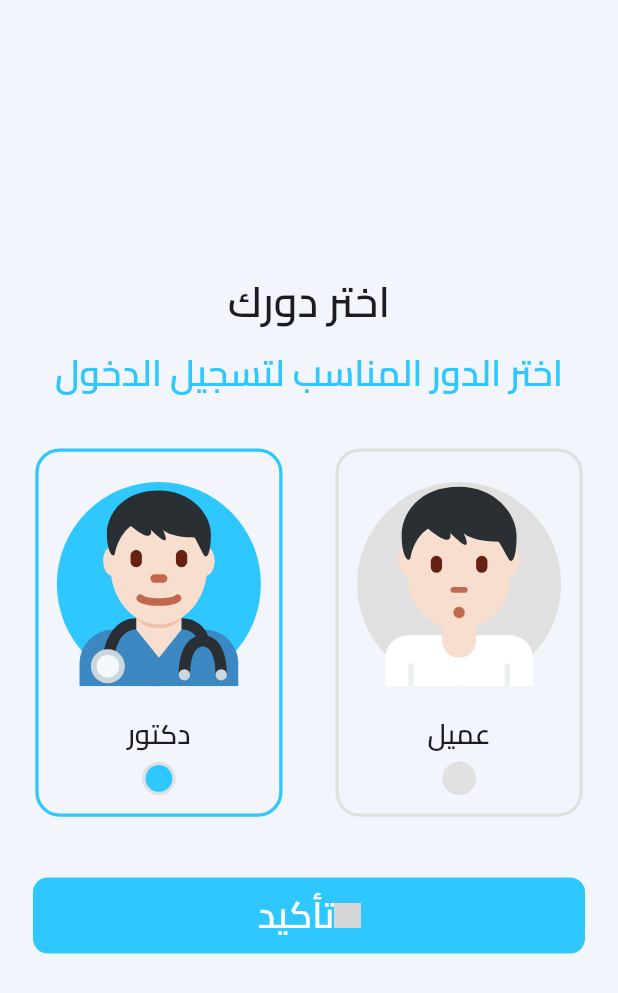
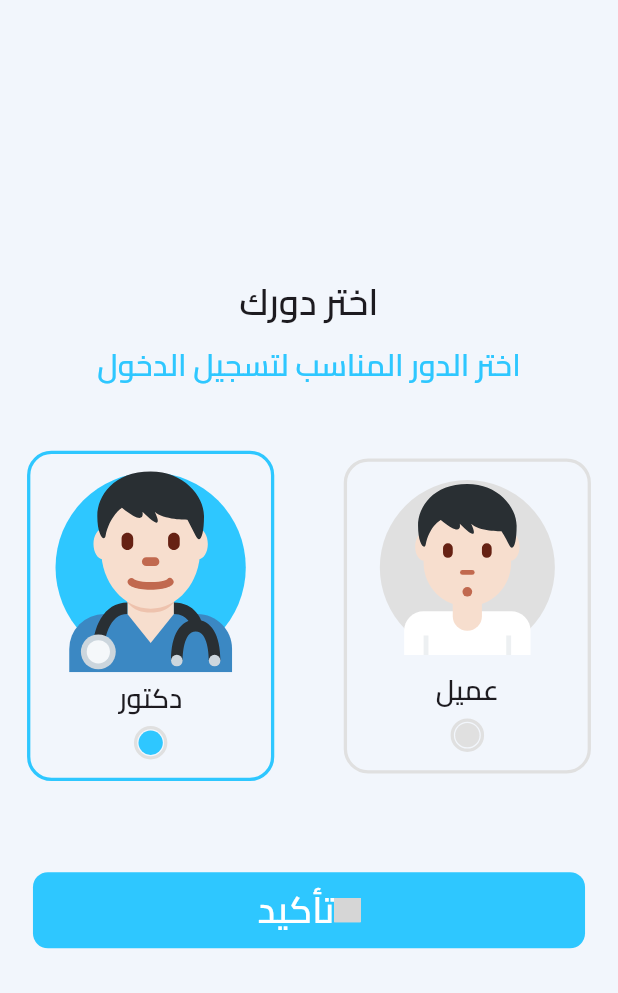
Before and after one commit to bahaaelmetwali/doktory, a Flutter app: the screen it shows after launch, on a phone screen of 412 x 824 dp. Shown: the top 993 px of the screen. Run offline on Flutter 3.47's test engine with Material 3 defaults, Android fonts, the phone set to English and light mode, and no system bars; our stand-ins replace animated_text_kit, firebase_core, flutter_screenutil, flutter_svg, go_router, lottie; accounts and stored records are empty; grey boxes are pictures that could not be loaded.

Commit message:
ui: enhance RoleCard design

```diff
--- a/lib/features/splash/widgets/role_card.dart
+++ b/lib/features/splash/widgets/role_card.dart
@@ -8,6 +8,7 @@ class RoleCard extends StatelessWidget {
   final String iconPath;
   final String label;
   final VoidCallback onTap;
+  final bool isSelected;
 
   const RoleCard({
     super.key,
@@ -16,7 +17,7 @@ class RoleCard extends StatelessWidget {
     required this.onTap,
     required this.isSelected,
   });
-  final bool isSelected;
+
   @override
   Widget build(BuildContext context) {
     return GestureDetector(
@@ -24,7 +25,7 @@ class RoleCard extends StatelessWidget {
       child: Padding(
         padding: EdgeInsets.all(12.r),
         child: AnimatedContainer(
-          duration: const Duration(milliseconds: 500),
+          duration: const Duration(milliseconds: 200),
           curve: Curves.easeInOut,
           width: 150.w,
           decoration: BoxDecoration(
@@ -40,17 +41,26 @@ class RoleCard extends StatelessWidget {
               mainAxisSize: MainAxisSize.min,
               children: [
                 AnimatedContainer(
-                  duration: const Duration(milliseconds: 500),
+                  duration: const Duration(milliseconds: 200),
                   curve: Curves.easeInOut,
-                  width: 150.w,
-                  height: 150.h,
+                  width: isSelected ? 125.w : 115.w,
+                  height: isSelected ? 125.h : 115.h,
                   decoration: BoxDecoration(
                     shape: BoxShape.circle,
                     color: isSelected
                         ? AppColors.primary
                         : Colors.grey.shade300,
                   ),
-                  child: SvgPicture.asset(iconPath, width: 40.w, height: 40.h),
+                  child: AnimatedScale(
+                    scale: isSelected ? 1.1 : 1.0,
+                    duration: const Duration(milliseconds: 200),
+                    curve: Curves.easeInOut,
+                    child: SvgPicture.asset(
+                      iconPath,
+                      width: 60.w,
+                      height: 60.h,
+                    ),
+                  ),
                 ),
                 SizedBox(height: 10.h),
                 Text(label, style: Styles.textStyle18SemiBold),
@@ -64,9 +74,10 @@ class RoleCard extends StatelessWidget {
                   ),
                   child: Center(
                     child: AnimatedContainer(
-                      duration: const Duration(milliseconds: 500),
+                      duration: const Duration(milliseconds: 200),
                       curve: Curves.easeInOut,
-
+                      width: 16.w,
+                      height: 16.h,
                       decoration: BoxDecoration(
                         color: isSelected
                             ? AppColors.primary
--- a/lib/features/splash/widgets/selected_role_screen_body.dart
+++ b/lib/features/splash/widgets/selected_role_screen_body.dart
@@ -18,18 +18,23 @@ class _SelectedRoleScreenBodyState extends State<SelectedRoleScreenBody> {
   Widget build(BuildContext context) {
     return Center(
       child: SingleChildScrollView(
+        child: ConstrainedBox(
+          constraints: BoxConstraints(
+            minHeight: MediaQuery.of(context).size.height,
+          ),
           child: Column(
             mainAxisAlignment: MainAxisAlignment.center,
             children: [
-            Text('اختر دورك', style: Styles.textStyle28SemiBold),
+              Text('اختر دورك', style: Styles.textStyle24SemiBold),
               SizedBox(height: 10.h),
               Text(
                 'اختر الدور المناسب لتسجيل الدخول',
-              style: Styles.textStyle24SemiBold.copyWith(
+                style: Styles.textStyle20SemiBold.copyWith(
                   color: AppColors.primary,
                 ),
+                textAlign: TextAlign.center,
               ),
-            SizedBox(height: 20.h),
+              SizedBox(height: 30.h),
               Row(
                 mainAxisAlignment: MainAxisAlignment.center,
                 children: [
@@ -43,7 +48,7 @@ class _SelectedRoleScreenBodyState extends State<SelectedRoleScreenBody> {
                     },
                     isSelected: isSelected,
                   ),
-                SizedBox(width: 10.w),
+                  SizedBox(width: 20.w),
                   RoleCard(
                     iconPath: 'assets/icons/client.svg',
                     label: 'عميل',
@@ -56,9 +61,10 @@ class _SelectedRoleScreenBodyState extends State<SelectedRoleScreenBody> {
                   ),
                 ],
               ),
-            SizedBox(height: 20.h),
+              SizedBox(height: 40.h),
               CustomButton(onPressed: () {}, text: 'تأكيد'),
             ],
+          ),
         ),
       ),
     );
```
Lines whose indentation alone changed are shown as unchanged.
